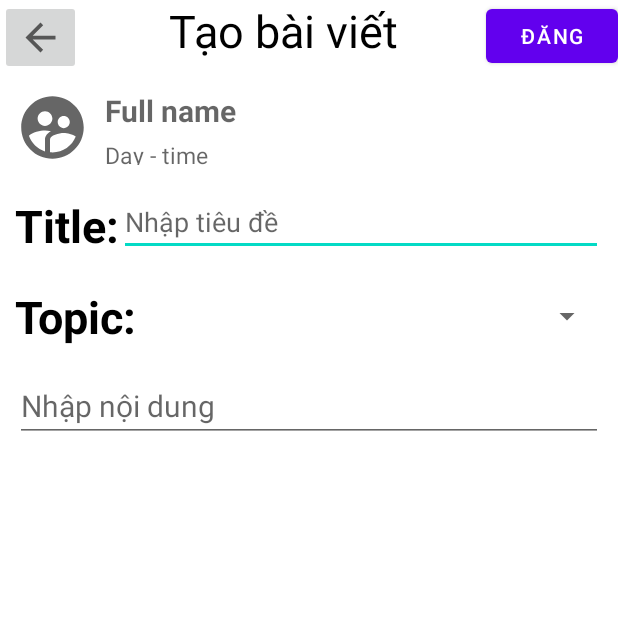
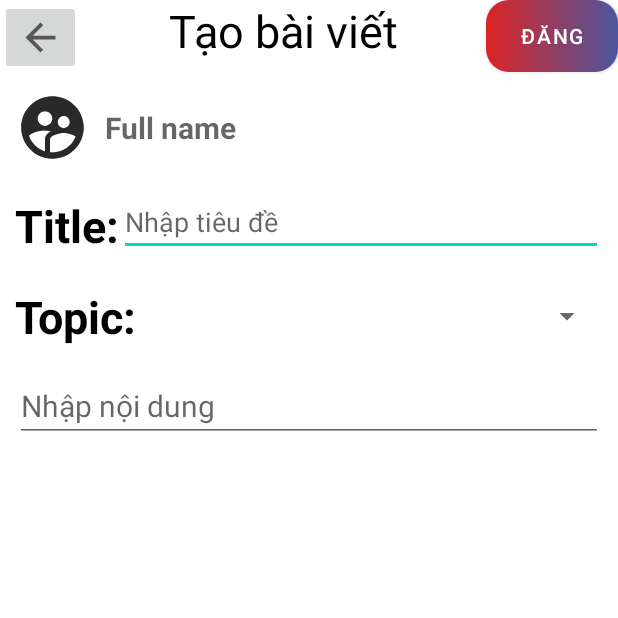
Before and after one commit to MinhHoanggggg/NOFACE, an Android app: the CreatePost screen opened directly, with no data from a screen before it, on a phone screen of 412 x 824 dp, the top half of it. Run offline under Robolectric (Android 15) with nearby library versions, the phone set to English and light mode, and no system bars; our stand-ins replace CircleImageView, Firebase (no records; nobody signed in at launch, a user with empty details on screens opened directly), RxJava; libraries missing offline, so code that uses them is left out: com.jakewharton.retrofit2; 5 statements that could not run were skipped.

Commit message:
Create Post

```diff
--- a/app/src/main/java/com/example/noface/CreatePost.java
+++ b/app/src/main/java/com/example/noface/CreatePost.java
@@ -1,14 +1,142 @@
 package com.example.noface;
 
+import static com.example.noface.service.ServiceAPI.BASE_Service;
+
+import androidx.annotation.NonNull;
 import androidx.appcompat.app.AppCompatActivity;
 
 import android.os.Bundle;
+import android.view.View;
+import android.widget.ArrayAdapter;
+import android.widget.Button;
+import android.widget.EditText;
+import android.widget.ImageButton;
+import android.widget.ImageView;
+import android.widget.Spinner;
+import android.widget.TextView;
+
+import com.example.noface.model.Topic;
+import com.example.noface.model.User;
+import com.example.noface.other.SetAvatar;
+import com.example.noface.other.ShowNotifyUser;
+import com.example.noface.service.ServiceAPI;
+import com.google.firebase.auth.FirebaseAuth;
+import com.google.firebase.auth.FirebaseUser;
+import com.google.firebase.database.DataSnapshot;
+import com.google.firebase.database.DatabaseError;
+import com.google.firebase.database.DatabaseReference;
+import com.google.firebase.database.FirebaseDatabase;
+import com.google.firebase.database.ValueEventListener;
+import com.jakewharton.retrofit2.adapter.rxjava2.RxJava2CallAdapterFactory;
+
+import java.util.ArrayList;
+
+import io.reactivex.android.schedulers.AndroidSchedulers;
+import io.reactivex.disposables.CompositeDisposable;
+import io.reactivex.schedulers.Schedulers;
+import retrofit2.Retrofit;
+import retrofit2.converter.gson.GsonConverterFactory;
 
 public class CreatePost extends AppCompatActivity {
-
+    private ImageView imgAvatar;
+    private TextView tvName;
+    private EditText edtTitle, edtContent;
+    private Spinner spnTopic;
+    private Button btnCreate;
+    private ImageButton btnBack;
+    private FirebaseUser user = FirebaseAuth.getInstance().getCurrentUser();
+    private User lUser;
     @Override
     protected void onCreate(Bundle savedInstanceState) {
         super.onCreate(savedInstanceState);
         setContentView(R.layout.activity_create_post);
+        imgAvatar = findViewById(R.id.imgAvatar);
+        tvName = findViewById(R.id.tvName);
+        edtTitle = findViewById(R.id.edtTitle);
+        edtContent = findViewById(R.id.edtContent);
+        spnTopic = findViewById(R.id.spnTopic);
+        btnCreate = findViewById(R.id.btnCreate);
+        ShowNotifyUser.showProgressDialog(this,"Đang tải...");
+        setUI(user);
+        btnBack.setOnClickListener(new View.OnClickListener() {
+            @Override
+            public void onClick(View v) {
+                finish();
+            }
+        });
+        btnCreate.setOnClickListener(new View.OnClickListener() {
+            @Override
+            public void onClick(View v) {
+
+            }
+        });
+
     }
+    private void setUI(FirebaseUser user){
+
+        FirebaseDatabase firebaseDatabase = FirebaseDatabase.getInstance();
+        String refName = user.getUid().toString();
+        DatabaseReference myRef = firebaseDatabase.getReference("Users").child(refName);
+        myRef.addValueEventListener(new ValueEventListener() {
+            @Override
+            public void onDataChange(@NonNull DataSnapshot snapshot) {
+                lUser = snapshot.getValue(User.class);
+                if (!lUser.getName().isEmpty()){
+                    tvName.setText(lUser.getName());
+                }
+                if(lUser.getAvaPath()!=null){
+
+                    SetAvatar.SetAva(imgAvatar,lUser.getAvaPath());
+                }
+                else
+                    imgAvatar.setImageResource(R.drawable.ic_user);
+            }
+
+            @Override
+            public void onCancelled(@NonNull DatabaseError error) {
+
+            }
+        });
+        PostTrending();
+
+    }
+    private void PostTrending() {
+
+        ServiceAPI requestInterface = new Retrofit.Builder()
+                .baseUrl(BASE_Service)
+                .addCallAdapterFactory(RxJava2CallAdapterFactory.create())
+                .addConverterFactory(GsonConverterFactory.create())
+                .build().create(ServiceAPI.class);
+
+        new CompositeDisposable().add(requestInterface.GetAllTopic()
+                .observeOn(AndroidSchedulers.mainThread())
+                .subscribeOn(Schedulers.io())
+                .subscribe(this::handleResponse, this::handleError)
+        );
+    }
+
+    private void handleError(Throwable throwable) {
+        ShowNotifyUser.dismissProgressDialog();
+        ShowNotifyUser.showAlertDialog(this,"Đã có lỗi");
+    }
+
+    private void handleResponse(ArrayList<Topic> topics) {
+        ShowNotifyUser.dismissProgressDialog();
+        ArrayList<String> lstName = new ArrayList<>();
+        for (int i =0; i<topics.size();i++){
+            Topic topic = topics.get(i);
+
+            if(topic !=null) {
+               lstName.add(topic.getTopicName());
+            }
+        }
+        changeSpn(lstName);
+    }
+    public  void changeSpn(ArrayList<String> arraySpinner ){
+        ArrayAdapter<String> adapter = new ArrayAdapter<String>(this,
+                android.R.layout.simple_spinner_item, arraySpinner);
+        adapter.setDropDownViewResource(android.R.layout.simple_spinner_dropdown_item);
+        spnTopic.setAdapter(adapter);
+    }
+
 }
--- a/app/src/main/java/com/example/noface/other/SetAvatar.java
+++ b/app/src/main/java/com/example/noface/other/SetAvatar.java
@@ -6,7 +6,7 @@ import android.widget.ImageView;
 import com.example.noface.R;
 
 public class SetAvatar {
-    public void SetAva(ImageView img, String path){
+    public static  void SetAva(ImageView img, String path){
 
             switch (path){
                 case "ava1":
--- a/app/src/main/res/layout/activity_create_post.xml
+++ b/app/src/main/res/layout/activity_create_post.xml
@@ -38,7 +38,8 @@
                 android:id="@+id/txt_title"
                 />
             <Button
-
+                android:background="@drawable/custom_btn"
+                app:backgroundTint="@null"
                 android:text="Đăng"
                 app:layout_constraintTop_toTopOf="parent"
                 android:layout_width="wrap_content"
@@ -55,7 +56,7 @@
             android:layout_height="wrap_content"
             android:orientation="horizontal"
             android:padding="10dp">
-            <ImageView android:id="@+id/imgAvatar"
+            <de.hdodenhof.circleimageview.CircleImageView android:id="@+id/imgAvatar"
                 android:background="@drawable/ic_user"
                 android:layout_width="50dp"
                 android:layout_height="50dp"/>
@@ -67,21 +68,14 @@
                 android:layout_marginLeft="10dp"
                 tools:ignore="RtlSymmetry">
                 <TextView
+                    android:gravity="center_vertical"
                     android:id="@+id/tvName"
                     android:layout_width="match_parent"
-                    android:layout_height="wrap_content"
+                    android:layout_height="match_parent"
                     android:hint="Full name"
                     android:textColor="@color/black"
                     android:textSize="20sp"
                     android:textStyle="bold" />
-                <TextView
-                    android:id="@+id/tvDate"
-                    android:layout_marginTop="5dp"
-                    android:layout_width="match_parent"
-                    android:layout_height="wrap_content"
-                    android:hint="Day - time"
-                    android:textColor="@color/black"
-                    android:textSize="15sp" />
             </LinearLayout>
         </LinearLayout>
 
@@ -123,16 +117,17 @@
 
                 />
             <Spinner
+
                 android:spinnerMode="dialog"
                 android:layout_width="match_parent"
                 android:layout_height="match_parent"
                 android:id="@+id/spnTopic"
-
+                android:gravity="center"
                 />
         </LinearLayout>
 
         <EditText
-            android:id="@+id/tvDetail"
+            android:id="@+id/edtContent"
             android:textSize="20sp"
             android:textColor="@color/black"
             android:layout_width="match_parent"
```
